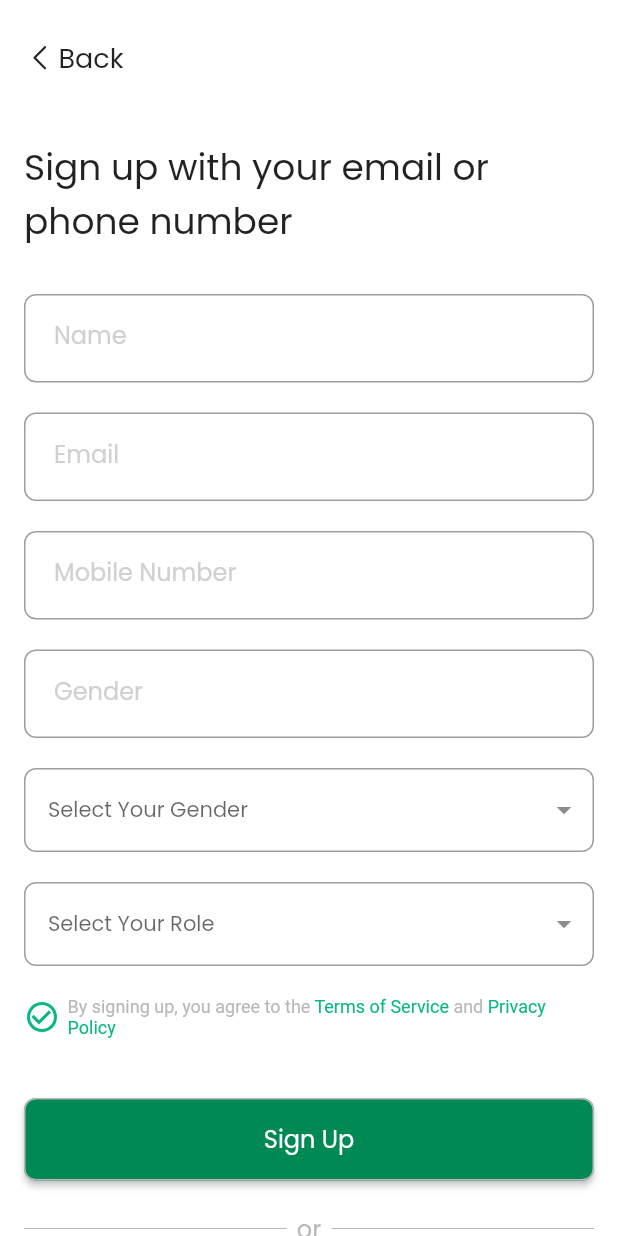
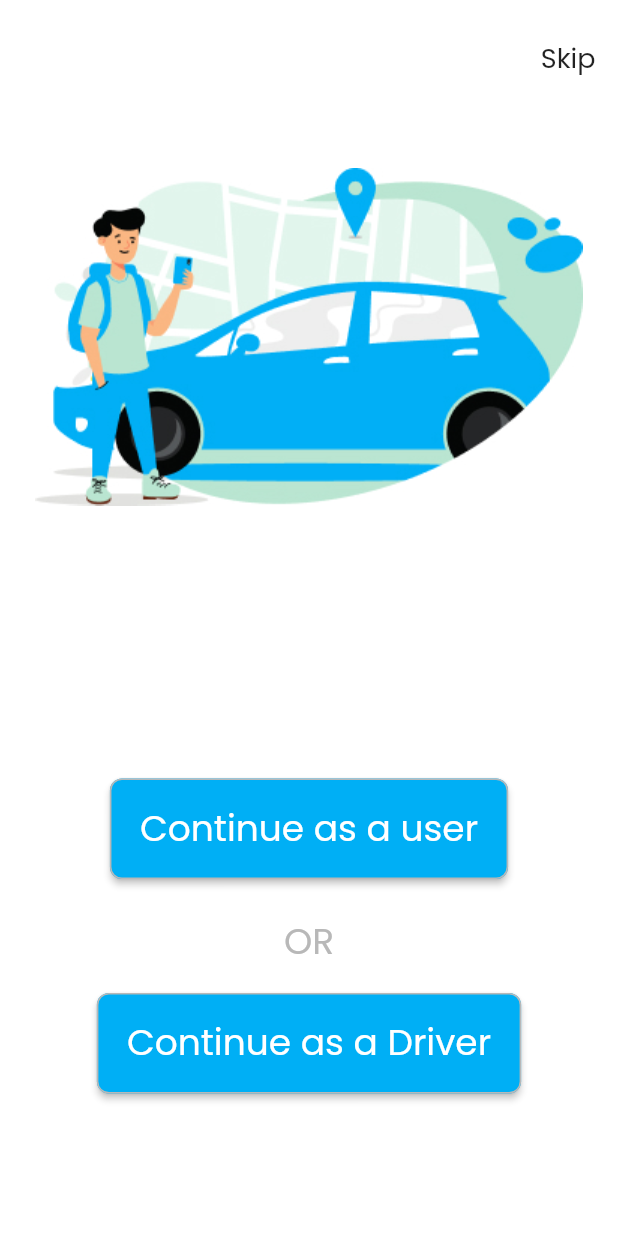
Before and after one commit to ALIRAZA17/EaseTour, a Flutter app: the screen it shows after launch, on a phone screen of 412 x 824 dp. Run offline on Flutter 3.47's test engine with Material 2 defaults, Android fonts, the phone set to English and light mode, and no system bars; our stand-ins replace cloud_firestore, dropdown_button2, firebase_auth, firebase_core, flutter_riverpod, flutter_svg and 3 more; accounts and stored records are empty.

Commit message:
Added drivers side

```diff
--- a/lib/common/resources/constants/routes.dart
+++ b/lib/common/resources/constants/routes.dart
@@ -3,10 +3,12 @@ import 'package:ease_tour/screens/login/ui_login_screen.dart';
 import 'package:ease_tour/screens/on_boarding/primary/primary_vu.dart';
 import 'package:ease_tour/screens/on_boarding/secondry/secondry_vu.dart';
 import 'package:ease_tour/screens/on_boarding/tertiary/tertiary_vu.dart';
+import 'package:ease_tour/screens/role/ui_roles_screen.dart';
 import 'package:ease_tour/screens/signup_user/ui_signup_screen.dart';
 import 'package:ease_tour/screens/signup_user/widgets/otp_verification_screen.dart';
 import 'package:ease_tour/screens/signup_user/widgets/set_password_screen.dart';
 import 'package:ease_tour/screens/transport/transport_selection/ui_select_transport_screen.dart';
+import 'package:ease_tour/screens/welcome/ui_welcome_screen.dart';
 import 'package:flutter/material.dart';
 import 'package:get/get.dart';
 
@@ -65,6 +67,18 @@ appRoutes() => [
         transition: Transition.fadeIn,
         transitionDuration: const Duration(milliseconds: 200),
       ),
+      GetPage(
+        name: '/welcome_screen',
+        page: () => const WelcomeScreen(),
+        transition: Transition.fadeIn,
+        transitionDuration: const Duration(milliseconds: 200),
+      ),
+      GetPage(
+        name: '/role_screen',
+        page: () => const RolesScreen(),
+        transition: Transition.fadeIn,
+        transitionDuration: const Duration(milliseconds: 200),
+      ),
     ];
 
 class MyMiddelware extends GetMiddleware {
--- a/lib/common/resources/constants/styles.dart
+++ b/lib/common/resources/constants/styles.dart
@@ -5,12 +5,12 @@ class Styles {
 
   static Color backgroundColor = Colors.white;
 
-  static Color primaryColor = const Color(0xff08B783);
+  static Color primaryColor = const Color.fromRGBO(0, 175, 245, 100);
 
   static Color primaryColorLight = const Color(0xffE2F5ED);
   static Color primaryColorMed = const Color(0xffB9E5D1);
 
-  static Color buttonColorPrimary = const Color(0xff008955);
+  static Color buttonColorPrimary = const Color.fromRGBO(0, 175, 245, 100);
   static Color actionButtonColorPrimary = const Color(0xff8AD4B5);
 
   static Color primaryTextColor = const Color(0xff414141);
--- a/lib/common/widgets/appBar/app_bar.dart
+++ b/lib/common/widgets/appBar/app_bar.dart
@@ -61,10 +61,13 @@ class _EtAppBarState extends State<EtAppBar> {
                     widget.addLeadingButton
                         ? Positioned(
                             top: 10,
-                            left: 0,
-                            child: ActionButton(
-                              icon: 'assets/icons/bars-ver.svg',
+                            right: 0,
+                            child: GestureDetector(
                               onTap: widget.onLeadingPress ?? () {},
+                              child: Text(
+                                "Skip",
+                                style: Styles.displayMedLightStyle,
+                              ),
                             ))
                         : widget.addBackButton
                             ? Positioned(
--- a/lib/common/widgets/button/app_text_button.dart
+++ b/lib/common/widgets/button/app_text_button.dart
@@ -8,13 +8,17 @@ class AppTextButton extends StatelessWidget {
     required this.color,
     this.textColor,
     this.addBorder = false,
+    this.borderColor,
+    this.fontSize = 16,
   });
 
   final String text;
   final VoidCallback onTap;
   final Color? color;
   final Color? textColor;
+  final Color? borderColor;
   final bool addBorder;
+  final double? fontSize;
 
   @override
   Widget build(BuildContext context) {
@@ -24,7 +28,8 @@ class AppTextButton extends StatelessWidget {
         shape: MaterialStateProperty.all(
           RoundedRectangleBorder(
             borderRadius: BorderRadius.circular(8),
-            side: const BorderSide(color: Color.fromRGBO(184, 184, 184, 1)),
+            side: BorderSide(
+                color: borderColor ?? const Color.fromRGBO(184, 184, 184, 1)),
           ),
         ),
         padding: MaterialStateProperty.all(
@@ -35,7 +40,7 @@ class AppTextButton extends StatelessWidget {
       child: Text(
         text,
         style: TextStyle(
-          fontSize: 16,
+          fontSize: fontSize,
           color: textColor ?? Colors.white,
           fontFamily: 'Poppins',
           fontWeight: FontWeight.w500,
--- a/lib/main.dart
+++ b/lib/main.dart
@@ -33,7 +33,7 @@ class MyApp extends StatelessWidget {
             darkTheme: Themes.darkThemeData(),
             themeMode: themeProvider.themeMode,
             debugShowCheckedModeBanner: false,
-            initialRoute: '/signup',
+            initialRoute: '/role_screen',
             getPages: appRoutes(),
           );
         },
--- /dev/null
+++ b/lib/screens/role/providers/role_provider.dart
@@ -0,0 +1,3 @@
+import 'package:flutter_riverpod/flutter_riverpod.dart';
+
+final roleProvider = StateProvider<String>((ref) => '');
--- /dev/null
+++ b/lib/screens/role/ui_roles_screen.dart
@@ -0,0 +1,69 @@
+import 'package:ease_tour/common/resources/constants/styles.dart';
+import 'package:ease_tour/common/widgets/appBar/app_bar.dart';
+import 'package:ease_tour/common/widgets/button/app_text_button.dart';
+import 'package:ease_tour/screens/role/providers/role_provider.dart';
+import 'package:flutter/material.dart';
+import 'package:flutter_riverpod/flutter_riverpod.dart';
+import 'package:get/get.dart';
+import 'package:get/get_core/src/get_main.dart';
+
+class RolesScreen extends ConsumerWidget {
+  const RolesScreen({super.key});
+
+  @override
+  Widget build(BuildContext context, WidgetRef ref) {
+    return Scaffold(
+      appBar: const EtAppBar(
+        addLeadingButton: true,
+      ),
+      body: Column(
+        children: [
+          const SizedBox(
+            height: 48,
+          ),
+          Center(
+            child: Image.asset('assets/images/role_screen_main.jpg'),
+          ),
+          const SizedBox(
+            height: 182,
+          ),
+          Center(
+            child: AppTextButton(
+              text: "Continue as a user",
+              onTap: () {
+                ref.read(roleProvider.notifier).state = 'users';
+                Get.toNamed('/signup');
+              },
+              color: Styles.primaryColor,
+              fontSize: 24,
+            ),
+          ),
+          const SizedBox(
+            height: 24,
+          ),
+          Text(
+            "OR",
+            style: Styles.displayLargeNormalStyle.copyWith(
+              fontSize: 24,
+              color: Styles.lightGrayTextColor,
+            ),
+          ),
+          const SizedBox(
+            height: 16,
+          ),
+          Center(
+            child: AppTextButton(
+              text: "Continue as a Driver",
+              onTap: () {
+                ref.read(roleProvider.notifier).state = 'drivers';
+                Get.toNamed('/signup');
+              },
+              color: Styles.primaryColor,
+              fontSize: 24,
+            ),
+          ),
+        ],
+      ),
+    );
+  }
+}
--- a/lib/screens/signup_user/ui_signup_screen.dart
+++ b/lib/screens/signup_user/ui_signup_screen.dart
@@ -214,67 +214,6 @@ class _SignUpScreenState extends ConsumerState<SignUpScreen> {
                     const SizedBox(
                       height: 20,
                     ),
-                    DropdownButtonFormField2<String>(
-                      isExpanded: true,
-                      decoration: InputDecoration(
-                        // Add Horizontal padding using menuItemStyleData.padding so it matches
-                        // the menu padding when button's width is not specified.
-                        contentPadding:
-                            const EdgeInsets.symmetric(vertical: 16),
-                        border: OutlineInputBorder(
-                          borderRadius: BorderRadius.circular(8),
-                        ),
-                        // Add more decoration..
-                      ),
-                      hint: const Text(
-                        'Select Your Role',
-                        style: TextStyle(fontSize: 14),
-                      ),
-                      items: genderItems
-                          .map((item) => DropdownMenuItem<String>(
-                                value: item,
-                                child: Text(
-                                  item,
-                                  style: const TextStyle(
-                                    fontSize: 14,
-                                  ),
-                                ),
-                              ))
-                          .toList(),
-                      validator: (value) {
-                        if (value == null) {
-                          return 'Please select gender.';
-                        }
-                        return null;
-                      },
-                      onChanged: (value) {
-                        //Do something when selected item is changed.
-                      },
-                      onSaved: (value) {
-                        selectedValue = value.toString();
-                      },
-                      buttonStyleData: const ButtonStyleData(
-                        padding: EdgeInsets.only(right: 8),
-                      ),
-                      iconStyleData: const IconStyleData(
-                        icon: Icon(
-                          Icons.arrow_drop_down,
-                          color: Colors.black45,
-                        ),
-                        iconSize: 24,
-                      ),
-                      dropdownStyleData: DropdownStyleData(
-                        decoration: BoxDecoration(
-                          borderRadius: BorderRadius.circular(8),
-                        ),
-                      ),
-                      menuItemStyleData: const MenuItemStyleData(
-                        padding: EdgeInsets.symmetric(horizontal: 16),
-                      ),
-                    ),
-                    const SizedBox(
-                      height: 20,
-                    ),
                     Container(
                       alignment: Alignment.center,
                       child: Row(
--- a/lib/screens/welcome/ui_welcome_screen.dart
+++ b/lib/screens/welcome/ui_welcome_screen.dart
@@ -1,3 +1,4 @@
+import 'package:ease_tour/common/resources/constants/styles.dart';
 import 'package:ease_tour/common/widgets/button/app_text_button.dart';
 import 'package:flutter/material.dart';
 
@@ -49,7 +50,7 @@ class WelcomeScreen extends StatelessWidget {
               child: AppTextButton(
                 text: "Create an Account",
                 onTap: () {},
-                color: const Color.fromRGBO(0, 137, 85, 1),
+                color: Styles.buttonColorPrimary,
               ),
             ),
             Positioned(
@@ -60,7 +61,8 @@ class WelcomeScreen extends StatelessWidget {
                 color: null,
                 onTap: () {},
                 text: "Login",
-                textColor: const Color.fromRGBO(0, 137, 85, 1),
+                textColor: Styles.buttonColorPrimary,
+                borderColor: Styles.buttonColorPrimary,
               ),
             ),
           ],
```
Also changed, not shown: assets/images/role_screen_main.jpg (added), assets/images/welcome_screen.jpg.
